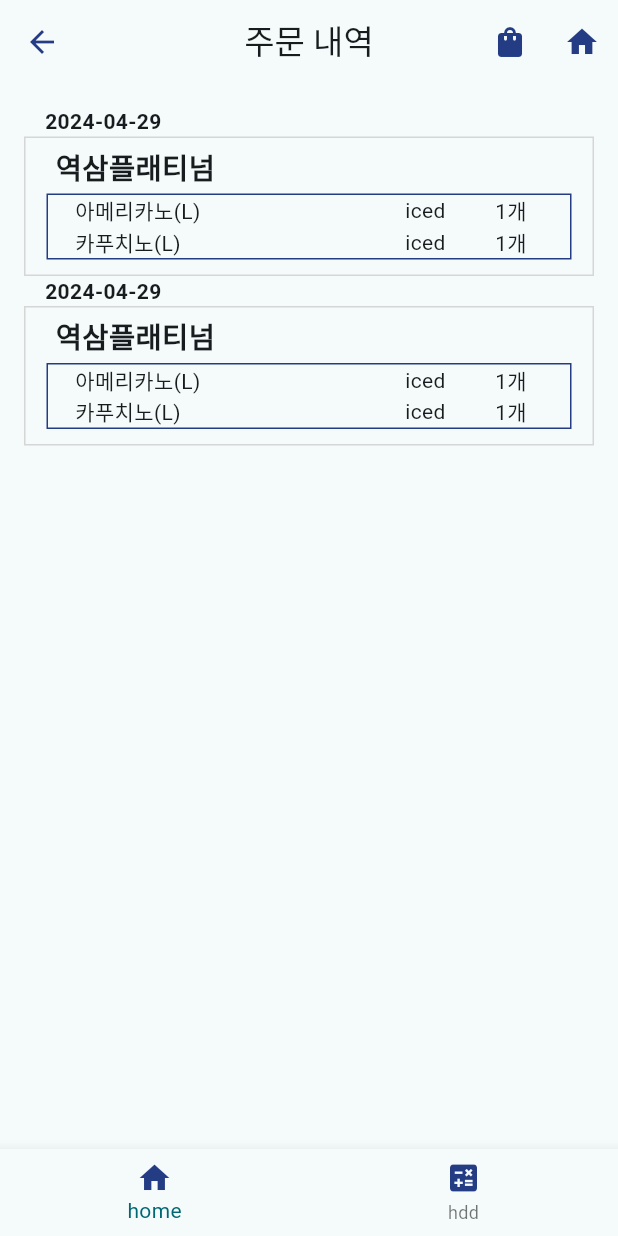
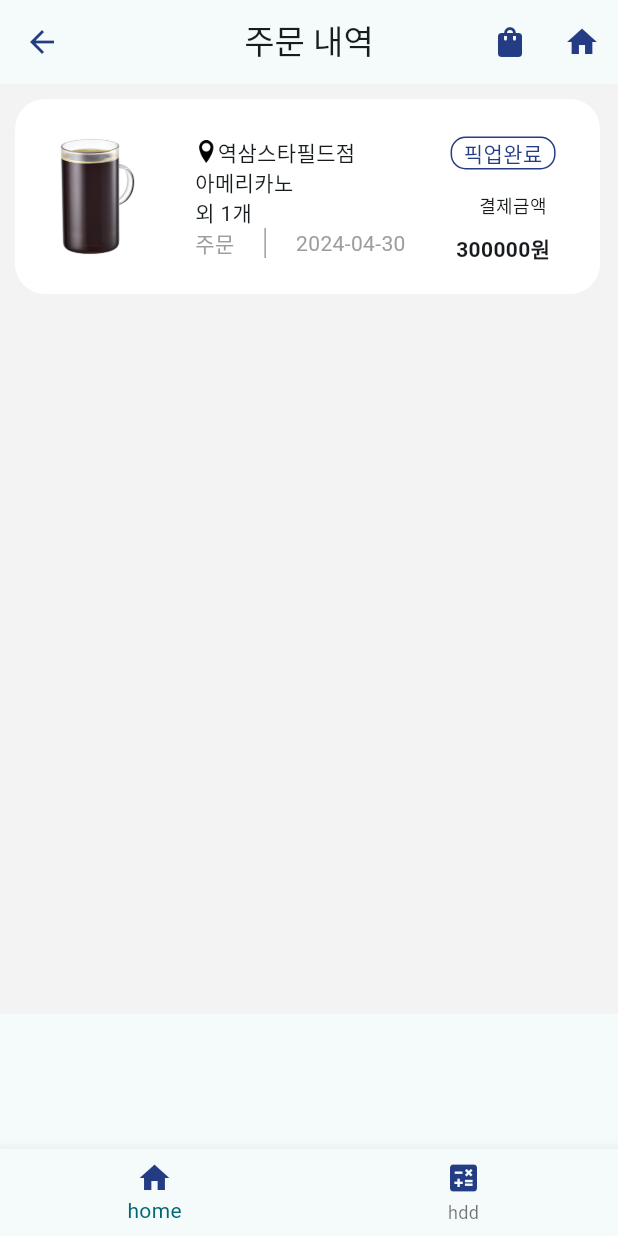
Before and after one commit to poula9744/flutter_udiya, a Flutter app: the JeaHyeon2 screen opened by its route, on a phone screen of 412 x 824 dp. Run offline on Flutter 3.47's test engine with Material 3 defaults, Android fonts, the phone set to English and light mode, and no system bars.

Commit message:
재현연결

```diff
--- a/lib/JaeHyeon/jaehyeon2.dart
+++ b/lib/JaeHyeon/jaehyeon2.dart
@@ -23,104 +23,104 @@ class JeaHyeon2 extends StatelessWidget {
               icon: Icon(Icons.home))
         ],
       ),
-      body: Container(
+      body: SingleChildScrollView(
           child: Container(
-          margin: EdgeInsets.fromLTRB(0, 15, 0, 0),
-          child: Column(
+        height: 620,
+        color: Color(0xfff3f3f3),
+        child: Row(
+          mainAxisAlignment: MainAxisAlignment.start,
+          crossAxisAlignment: CrossAxisAlignment.start,
           children: [
             Container(
-                margin: EdgeInsets.fromLTRB(30, 0, 0, 0),
-                alignment: Alignment.centerLeft,
-                child: Text("2024-04-29", style: TextStyle(fontWeight: FontWeight.bold),),
+              decoration: BoxDecoration(
+                  color: Color(0xffffffff),
+                  borderRadius: BorderRadius.circular(20)),
+              margin: EdgeInsets.all(10),
+              width: 390,
+              height: 130,
+              child: Row(
+                children: [
+                  Container(
+                      width: 100,
+                      child: Image.asset(
+                          "assets/images/coffee/HOT_cafe_americano.png")),
+                  Container(
+                    padding: EdgeInsets.fromLTRB(20, 25, 20, 20),
+                    child: Column(
+                        mainAxisAlignment: MainAxisAlignment.start,
+                        crossAxisAlignment: CrossAxisAlignment.start,
+                        children: [
+                          Row(
+                            children: [
+                              Container(
+                                width: 15,
+                                child: Image.asset(
+                                  "assets/images/mark.jpg",
+                                ),
                               ),
                               Container(
-                decoration: BoxDecoration(
-                  border: Border.all(
-                      color: Color(0xffd6d6d6), style: BorderStyle.solid),
+                                child: Text("역삼스타필드점"),
+                              )
+                            ],
                           ),
-                padding: EdgeInsets.fromLTRB(10, 0, 10, 0),
-                width: 380,
-                margin: EdgeInsets.fromLTRB(0, 0, 0, 0),
-                child: Column(
+                          Container(
+                            child: Text("아메리카노"),
+                          ),
+                          Container(
+                            child: Text("외 1개"),
+                          ),
+                          Row(
                             children: [
                               Container(
-                      alignment: Alignment.centerLeft,
-                      margin: EdgeInsets.fromLTRB(10, 5, 0, 0),
-                      child: Text("역삼플래티넘", style: TextStyle(fontSize: 19, fontWeight: FontWeight.w600),),
+                                padding: EdgeInsets.fromLTRB(0, 0, 20, 0),
+                                margin: EdgeInsets.fromLTRB(0, 0, 20, 0),
+                                decoration: BoxDecoration(
+                                  border: Border(
+                                      right: BorderSide(
+                                          color: Color(0xff9d9d9d),
+                                          style: BorderStyle.solid)),
+                                ),
+                                child: Text(
+                                  "주문",
+                                  style: TextStyle(color: Color(0xff9d9d9d)),
+                                ),
                               ),
                               Container(
-                      margin: EdgeInsets.fromLTRB(0, 5, 0, 10),
-                      alignment: Alignment.centerLeft,
-                      padding: EdgeInsets.fromLTRB(5, 0, 0, 0),
-                      width: 350,
-                      decoration: BoxDecoration(
-                        border: Border.all(
-                            color: Color(0xff243c84), style: BorderStyle.solid),
-                      ),
-                      child: Column(
-                        children: [
-                          Container(
-                            padding: EdgeInsets.fromLTRB(13, 0, 0, 0),
-                            child: Row(children: [SizedBox(width: 220, child: Text("아메리카노(L)")),
-                            SizedBox(width: 60, child: Text("iced")),
-                            SizedBox(width: 50, child: Text("1개"))],)
-                          ),
-                          Container(
-                              padding: EdgeInsets.fromLTRB(13, 0, 0, 0),
-                              child: Row(children: [SizedBox(width: 220, child: Text("카푸치노(L)")),
-                                SizedBox(width: 60, child: Text("iced")),
-                                SizedBox(width: 50, child: Text("1개"))],)
-                          ),
-                        ],
+                                child: Text(
+                                  "2024-04-30",
+                                  style: TextStyle(color: Color(0xff9d9d9d)),
                                 ),
                               ),
                             ],
                           ),
+                        ]),
                   ),
                   Container(
-                margin: EdgeInsets.fromLTRB(30, 0, 0, 0),
-                alignment: Alignment.centerLeft,
-                child: Text("2024-04-29", style: TextStyle(fontWeight: FontWeight.bold),),
-              ),
-              Container(
-                decoration: BoxDecoration(
-                  border: Border.all(
-                      color: Color(0xffd6d6d6), style: BorderStyle.solid),
-                ),
-                padding: EdgeInsets.fromLTRB(10, 0, 10, 0),
-                width: 380,
-                margin: EdgeInsets.fromLTRB(0, 0, 0, 0),
+                    padding: EdgeInsets.fromLTRB(10, 25, 20, 20),
                     child: Column(
                       children: [
                         Container(
-                      alignment: Alignment.centerLeft,
-                      margin: EdgeInsets.fromLTRB(10, 5, 0, 0),
-                      child: Text("역삼플래티넘", style: TextStyle(fontSize: 19, fontWeight: FontWeight.w600),),
-                    ),
-                    Container(
-                      margin: EdgeInsets.fromLTRB(0, 5, 0, 10),
-                      alignment: Alignment.centerLeft,
-                      padding: EdgeInsets.fromLTRB(5, 0, 0, 0),
-                      width: 350,
+                          margin: EdgeInsets.fromLTRB(0, 0, 0, 15),
+                          width: 70,
+                          alignment: Alignment.center,
                           decoration: BoxDecoration(
-                        border: Border.all(
-                            color: Color(0xff243c84), style: BorderStyle.solid),
-                      ),
-                      child: Column(
-                        children: [
-                          Container(
-                              padding: EdgeInsets.fromLTRB(13, 0, 0, 0),
-                              child: Row(children: [SizedBox(width: 220, child: Text("아메리카노(L)")),
-                                SizedBox(width: 60, child: Text("iced")),
-                                SizedBox(width: 50, child: Text("1개"))],)
+                              color: Color(0xffffffff),
+                              borderRadius: BorderRadius.circular(10),
+                              border: Border.all(color: Color(0xff243c84))),
+                          child: Text("픽업완료", style: TextStyle(color: Color(0xff243c84)),),
                         ),
                         Container(
                           padding: EdgeInsets.fromLTRB(13, 0, 0, 0),
-                              child: Row(children: [SizedBox(width: 220, child: Text("카푸치노(L)")),
-                                SizedBox(width: 60, child: Text("iced")),
-                                SizedBox(width: 50, child: Text("1개"))],)
+                          child: Text(
+                            "결제금액",
+                            style: TextStyle(fontSize: 12),
                           ),
-                        ],
+                        ),
+                        Container(
+                          padding: EdgeInsets.fromLTRB(0, 10, 0, 0),
+                          child: Text(
+                            "300000원",
+                            style: TextStyle(fontWeight: FontWeight.bold),
                           ),
                         ),
                       ],
@@ -128,8 +128,10 @@ class JeaHyeon2 extends StatelessWidget {
                   )
                 ],
               ),
+            )
+          ],
         ),
-      ),
+      )),
       bottomNavigationBar: BottomNavigationBar(
         onTap: (int index) {
           switch (index) {
```
Also changed, not shown: assets/images/mark.jpg (added). Lines whose indentation alone changed are shown as unchanged.
